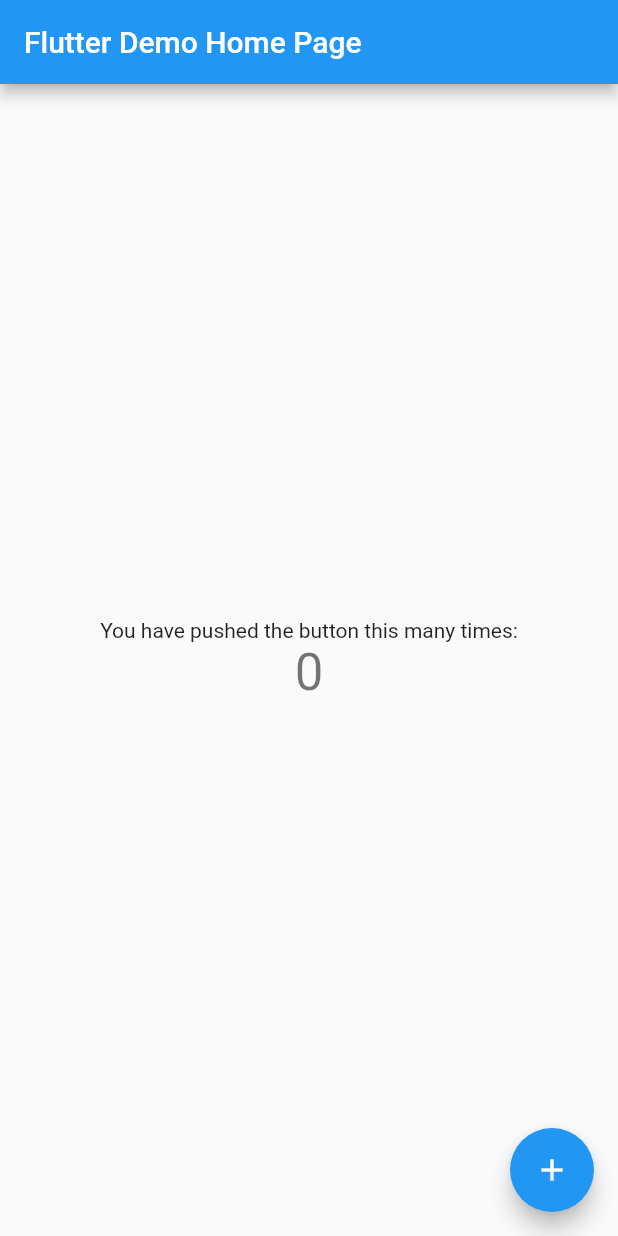
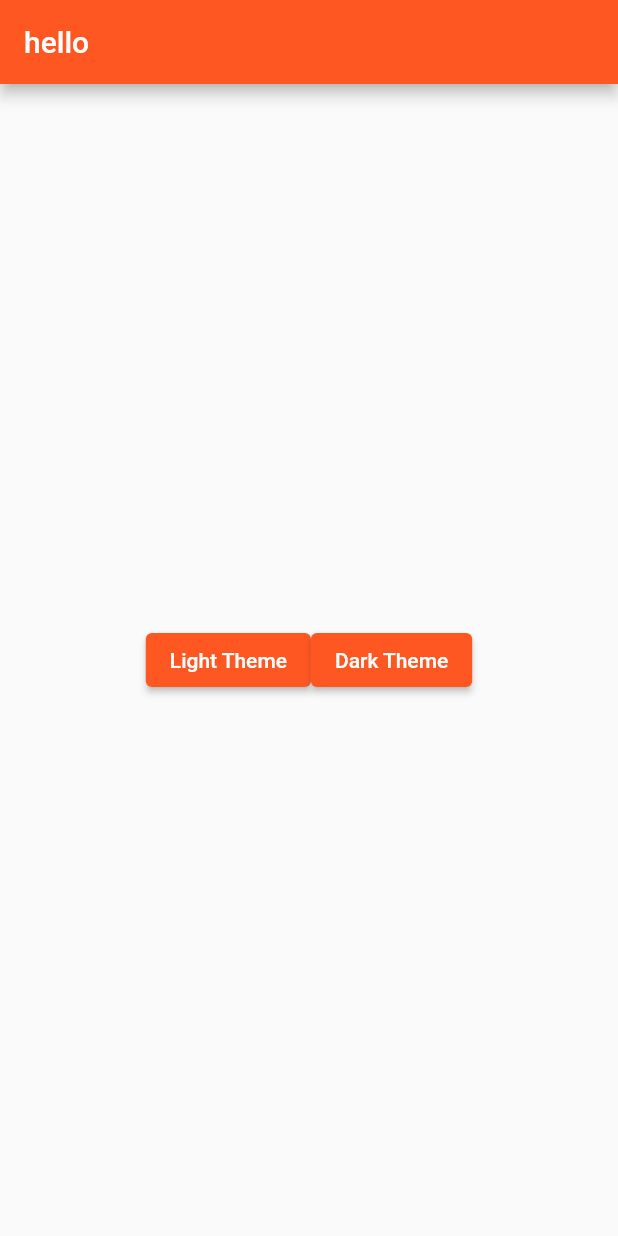
Before and after one commit to zch5/strava_food_app, a Flutter app: the screen it shows after launch, on a phone screen of 412 x 824 dp. Run offline on Flutter 3.47's test engine with Material 2 defaults, Android fonts, the light colour scheme and no system bars.

Commit message:
setup base for themes

```diff
--- a/lib/main.dart
+++ b/lib/main.dart
@@ -1,4 +1,9 @@
+import 'dart:async';
+
 import 'package:flutter/material.dart';
+import 'package:strava_food_app/theme/theme_parent.dart';
+
+StreamController<bool> isDarkTheme = StreamController();
 
 void main() {
   runApp(const MyApp());
@@ -7,24 +12,22 @@
 class MyApp extends StatelessWidget {
   const MyApp({super.key});
 
-  // This widget is the root of your application.
   @override
   Widget build(BuildContext context) {
-    return MaterialApp(
-      title: 'Flutter Demo',
-      theme: ThemeData(
-        // This is the theme of your application.
-        //
-        // Try running your application with "flutter run". You'll see the
-        // application has a blue toolbar. Then, without quitting the app, try
-        // changing the primarySwatch below to Colors.green and then invoke
-        // "hot reload" (press "r" in the console where you ran "flutter run",
-        // or simply save your changes to "hot reload" in a Flutter IDE).
-        // Notice that the counter didn't reset back to zero; the application
-        // is not restarted.
-        primarySwatch: Colors.blue,
-      ),
-      home: const MyHomePage(title: 'Flutter Demo Home Page'),
+    return StreamBuilder<bool>(
+      initialData: false,
+      stream: isDarkTheme.stream,
+      builder: (context, snapshot) {
+        return MaterialApp(
+          title: 'Strava Food App',
+          theme: ThemeParent().getTheme(snapshot.data!),
+          //home: const MyHomePage(title: 'Flutter Demo Home Page'),
+          home: Scaffold(
+            appBar: AppBar(title: Text('hello')),
+            body: SettingPage(),
+          )
+        );
+      },
     );
   }
 }
@@ -79,20 +82,6 @@
         // Center is a layout widget. It takes a single child and positions it
         // in the middle of the parent.
         child: Column(
-          // Column is also a layout widget. It takes a list of children and
-          // arranges them vertically. By default, it sizes itself to fit its
-          // children horizontally, and tries to be as tall as its parent.
-          //
-          // Invoke "debug painting" (press "p" in the console, choose the
-          // "Toggle Debug Paint" action from the Flutter Inspector in Android
-          // Studio, or the "Toggle Debug Paint" command in Visual Studio Code)
-          // to see the wireframe for each widget.
-          //
-          // Column has various properties to control how it sizes itself and
-          // how it positions its children. Here we use mainAxisAlignment to
-          // center the children vertically; the main axis here is the vertical
-          // axis because Columns are vertical (the cross axis would be
-          // horizontal).
           mainAxisAlignment: MainAxisAlignment.center,
           children: <Widget>[
             const Text(
@@ -113,3 +102,24 @@
     );
   }
 }
+
+class SettingPage extends StatelessWidget {
+  @override
+  Widget build(BuildContext context) {
+    return Padding(
+        padding: const EdgeInsets.all(16.0),
+        child: Center(
+            child: Row(mainAxisAlignment: MainAxisAlignment.center, children: <Widget>[
+              ElevatedButton(
+                  child: Text("Light Theme", style: TextStyle(color: Colors.white)),
+                  onPressed: () {
+                    isDarkTheme.add(false);
+                  }),
+              ElevatedButton(
+                  child: Text("Dark Theme", style: TextStyle(color: Colors.white)),
+                  onPressed: () {
+                    isDarkTheme.add(true);
+                  }),
+            ])));
+  }
+}
--- /dev/null
+++ b/lib/theme/theme_dark.dart
@@ -0,0 +1,6 @@
+import 'package:flutter/material.dart';
+
+class ThemeDark {
+  final Brightness brightness = Brightness.dark;
+  final Color primarySwatch = Colors.purple;
+}
--- /dev/null
+++ b/lib/theme/theme_light.dart
@@ -0,0 +1,6 @@
+import 'package:flutter/material.dart';
+
+class ThemeLight {
+  final Brightness brightness = Brightness.light;
+  final Color primarySwatch = Colors.deepOrange;
+}
--- /dev/null
+++ b/lib/theme/theme_parent.dart
@@ -0,0 +1,13 @@
+import 'package:flutter/material.dart';
+import 'package:strava_food_app/theme/theme_dark.dart';
+import 'package:strava_food_app/theme/theme_light.dart';
+
+class ThemeParent {
+  ThemeData getTheme(bool isDarkMode) {
+    dynamic theme = isDarkMode ? ThemeDark() : ThemeLight();
+    return ThemeData(
+      brightness: theme.brightness,
+      primarySwatch: theme.primarySwatch,
+    );
+  }
+}
```
